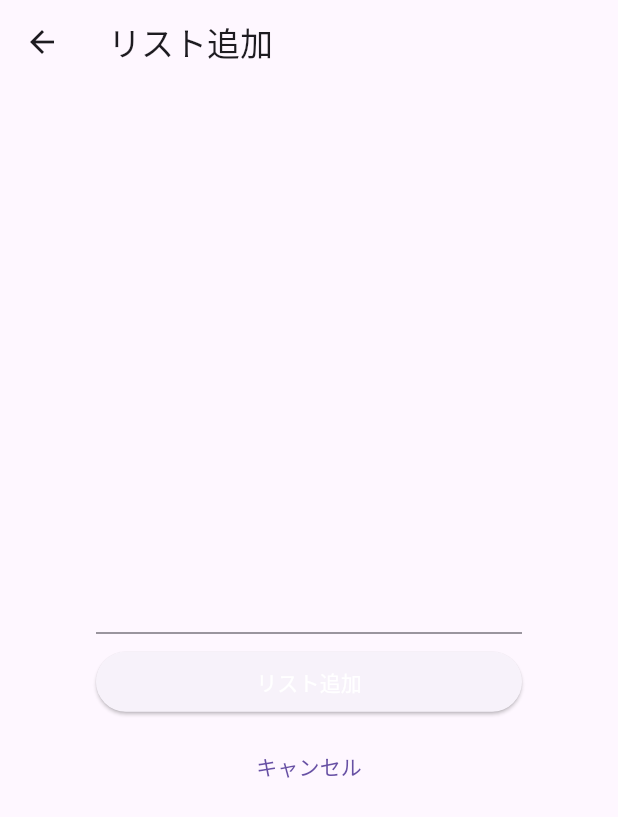
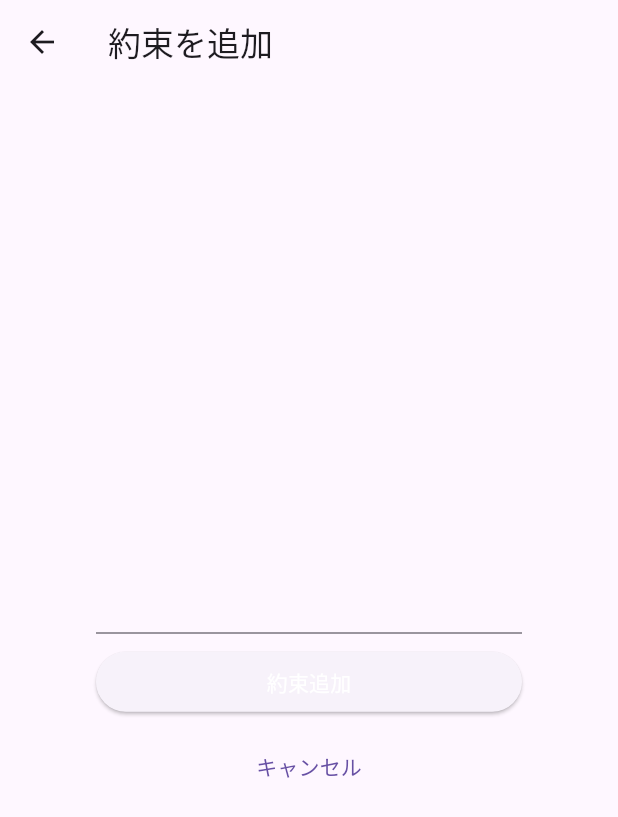
Before and after one commit to enpitut2023/promisee, a Flutter app: the TodoAddPage screen opened directly, on a phone screen of 412 x 824 dp. Shown: the top 817 px of the screen. Run offline on Flutter 3.47's test engine with Material 3 defaults, Android fonts, the light colour scheme and no system bars.

Commit message:
文言一部修正

```diff
--- a/lib/todoAdd.dart
+++ b/lib/todoAdd.dart
@@ -14,7 +14,7 @@ class _TodoAddPageState extends State<TodoAddPage> {
   Widget build(BuildContext context) {
     return Scaffold(
       appBar: AppBar(
-        title: Text('リスト追加'),
+        title: Text('約束を追加'),
       ),
       body: Container(
         // 余白を付ける
@@ -47,7 +47,7 @@ class _TodoAddPageState extends State<TodoAddPage> {
                   // "pop"の引数から前の画面にデータを渡す
                   Navigator.of(context).pop(_text);
                 },
-                child: Text('リスト追加', style: TextStyle(color: Colors.white)),
+                child: Text('約束追加', style: TextStyle(color: Colors.white)),
               ),
             ),
             const SizedBox(height: 8),
--- a/lib/todoDetail.dart
+++ b/lib/todoDetail.dart
@@ -10,7 +10,7 @@ class TodoDetailPage extends StatelessWidget {
   Widget build(BuildContext context) {
     return Scaffold(
       appBar: AppBar(
-        title: Text('Todoの詳細'),
+        title: Text('約束の詳細'),
       ),
       body: Center(
         child: Column(
```
